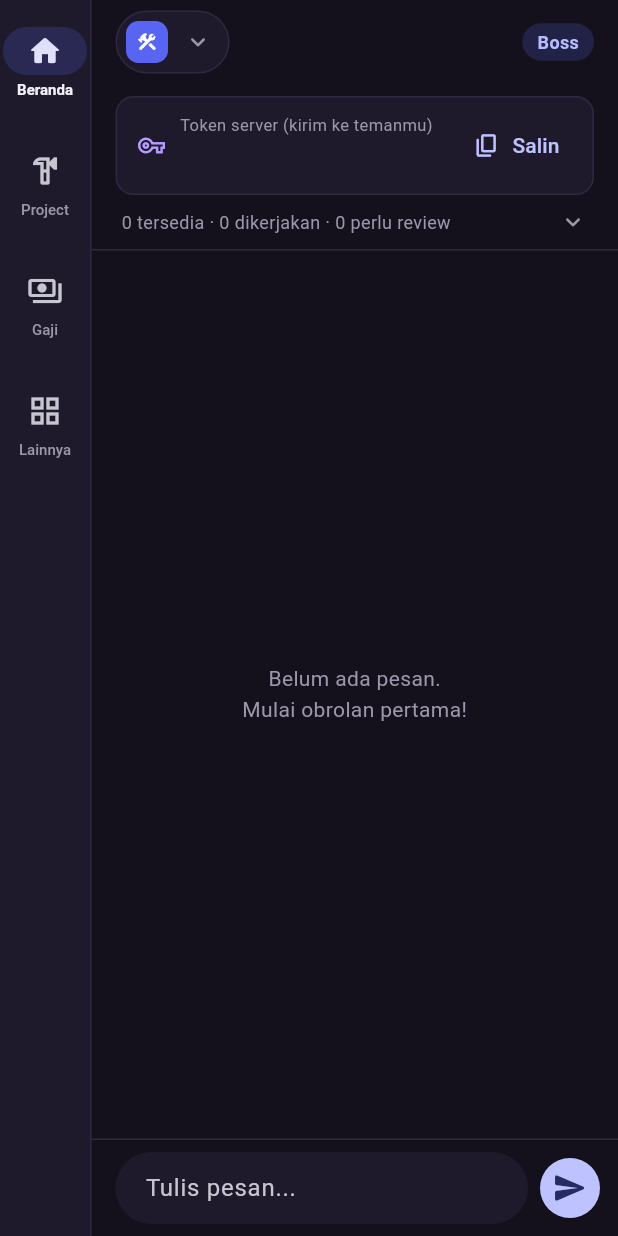
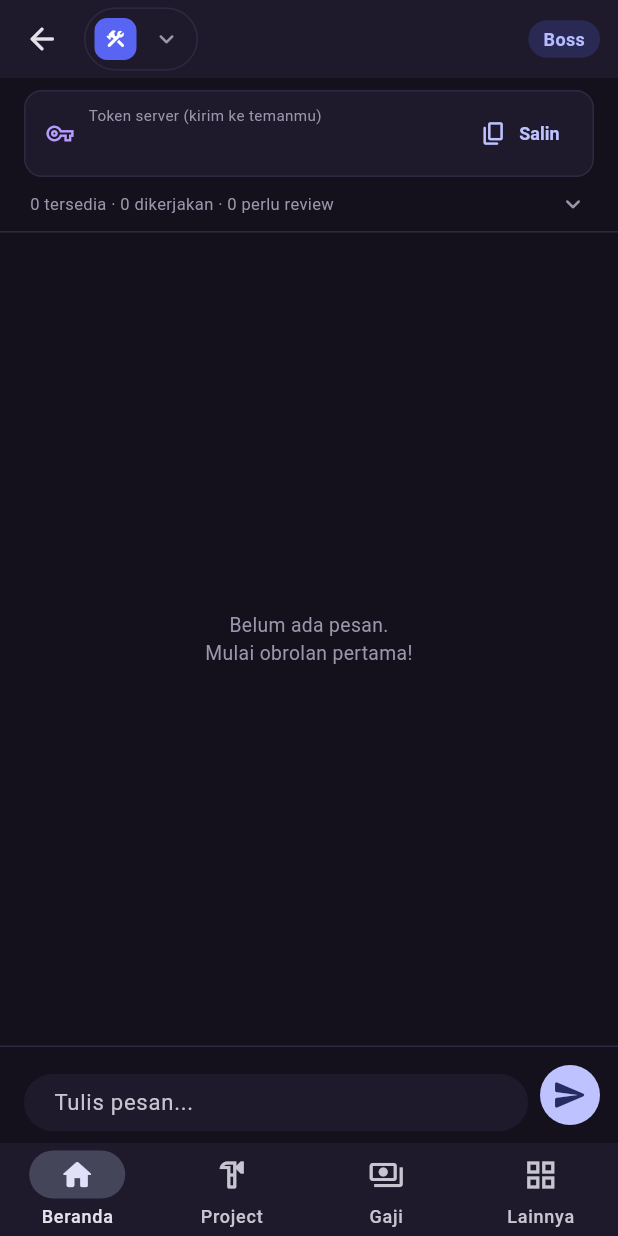
Before and after one commit to NoeiNon/RLink, a Flutter app: the ServerHomeScreen screen opened directly with empty values, on a phone screen of 412 x 824 dp. Run offline on Flutter 3.47's test engine with Material 3 defaults, Android fonts, the phone set to English and light mode, and no system bars; our stand-ins replace file_picker, shared_preferences, supabase_flutter; accounts and stored records are empty.

Commit message:
Dashboard server sidebar kiri model compact

```diff
--- a/lib/screens/server/server_home_screen.dart
+++ b/lib/screens/server/server_home_screen.dart
@@ -291,18 +291,77 @@ class _ServerHomeScreenState extends State<ServerHomeScreen> {
     );
   }
 
+  void _backToDashboard() {
+    if (Navigator.of(context).canPop()) {
+      Navigator.of(context).pop();
+    } else {
+      openStartScreen(context, widget.username);
+    }
+  }
+
   @override
   Widget build(BuildContext context) {
-    // Navigasi di samping penuh dari atas ke bawah; dropdown server dan
-    // lencana peran berada di sebelah kanan navigasi.
+    return LayoutBuilder(
+      builder: (context, box) {
+        final wide = box.maxWidth >= 760;
+        final content = _CompactScope(child: _buildPage());
+
+        // HP: navigasi bawah, dropdown server dan lencana peran di atas.
+        if (!wide) {
+          return Scaffold(
+            appBar: AppBar(
+              backgroundColor: AppColors.surface,
+              scrolledUnderElevation: 0,
+              toolbarHeight: 52,
+              leading: IconButton(
+                tooltip: 'Kembali ke beranda',
+                icon: const Icon(Icons.arrow_back_rounded),
+                onPressed: _backToDashboard,
+              ),
+              titleSpacing: 0,
+              centerTitle: false,
+              title: Align(
+                alignment: Alignment.centerLeft,
+                child: ServerSwitcher(
+                  username: widget.username,
+                  current: widget.server,
+                  memberships: _memberships,
+                ),
+              ),
+              actions: [
+                _RoleBadge(isAdmin: _isAdmin),
+                const SizedBox(width: 12),
+              ],
+            ),
+            body: SafeArea(child: content),
+            bottomNavigationBar: NavigationBar(
+              backgroundColor: AppColors.surface,
+              height: 62,
+              selectedIndex: _index,
+              onDestinationSelected: (value) => setState(() => _index = value),
+              labelBehavior: NavigationDestinationLabelBehavior.alwaysShow,
+              destinations: [
+                for (final d in _destinations)
+                  NavigationDestination(
+                    icon: Icon(d.icon),
+                    selectedIcon: Icon(d.selectedIcon),
+                    label: d.label,
+                  ),
+              ],
+            ),
+          );
+        }
+
+        // Layar lebar: sidebar kiri bergaya sama seperti beranda utama.
         return Scaffold(
           body: SafeArea(
             child: Row(
               children: [
-            _SideNav(
+                _ServerSidebar(
                   destinations: _destinations,
                   selectedIndex: _index,
                   onSelected: (value) => setState(() => _index = value),
+                  onBack: _backToDashboard,
                 ),
                 Expanded(
                   child: Column(
@@ -310,6 +369,7 @@ class _ServerHomeScreenState extends State<ServerHomeScreen> {
                       AppBar(
                         backgroundColor: Colors.transparent,
                         scrolledUnderElevation: 0,
+                        toolbarHeight: 52,
                         titleSpacing: 16,
                         centerTitle: false,
                         title: Align(
@@ -325,7 +385,7 @@ class _ServerHomeScreenState extends State<ServerHomeScreen> {
                           const SizedBox(width: 16),
                         ],
                       ),
-                  Expanded(child: _buildPage()),
+                      Expanded(child: content),
                     ],
                   ),
                 ),
@@ -333,64 +393,189 @@ class _ServerHomeScreenState extends State<ServerHomeScreen> {
             ),
           ),
         );
+      },
+    );
   }
 }
 
-/// Navigasi samping untuk semua tab (admin dan builder).
-class _SideNav extends StatelessWidget {
-  const _SideNav({
+/// Memadatkan isi tab server: teks sedikit lebih kecil, kepadatan komponen
+/// rapat, tombol dan kolom isian lebih pendek.
+class _CompactScope extends StatelessWidget {
+  const _CompactScope({required this.child});
+
+  final Widget child;
+
+  @override
+  Widget build(BuildContext context) {
+    final media = MediaQuery.of(context);
+    final base = Theme.of(context);
+    // Hormati ukuran teks sistem (aksesibilitas), lalu kecilkan sedikit.
+    final factor = media.textScaler.scale(14) / 14 * 0.92;
+
+    ButtonStyle compact(ButtonStyle? style) =>
+        (style ?? const ButtonStyle()).copyWith(
+          minimumSize: const WidgetStatePropertyAll(Size(0, 38)),
+          textStyle: const WidgetStatePropertyAll(
+            TextStyle(fontSize: 13, fontWeight: FontWeight.w600),
+          ),
+        );
+
+    return MediaQuery(
+      data: media.copyWith(textScaler: TextScaler.linear(factor)),
+      child: Theme(
+        data: base.copyWith(
+          visualDensity: VisualDensity.compact,
+          inputDecorationTheme: base.inputDecorationTheme.copyWith(
+            isDense: true,
+            contentPadding: const EdgeInsets.symmetric(
+              horizontal: 12,
+              vertical: 10,
+            ),
+          ),
+          filledButtonTheme: FilledButtonThemeData(
+            style: compact(base.filledButtonTheme.style),
+          ),
+          outlinedButtonTheme: OutlinedButtonThemeData(
+            style: compact(base.outlinedButtonTheme.style),
+          ),
+          textButtonTheme: TextButtonThemeData(
+            style: compact(base.textButtonTheme.style),
+          ),
+          listTileTheme: base.listTileTheme.copyWith(dense: true),
+        ),
+        child: child,
+      ),
+    );
+  }
+}
+
+/// Sidebar kiri layar server: tombol kembali ke beranda dan tab server.
+class _ServerSidebar extends StatelessWidget {
+  const _ServerSidebar({
     required this.destinations,
     required this.selectedIndex,
     required this.onSelected,
+    required this.onBack,
   });
 
   final List<_Destination> destinations;
   final int selectedIndex;
   final ValueChanged<int> onSelected;
+  final VoidCallback onBack;
 
   @override
   Widget build(BuildContext context) {
     return Container(
+      width: 200,
       decoration: const BoxDecoration(
         color: AppColors.surface,
         border: Border(right: BorderSide(color: Color(0xFF2E2942))),
       ),
-      child: LayoutBuilder(
-        builder: (context, constraints) => SingleChildScrollView(
-          child: ConstrainedBox(
-            constraints: BoxConstraints(minHeight: constraints.maxHeight),
-            child: IntrinsicHeight(
-              child: NavigationRail(
-                minWidth: 60,
-                selectedIndex: selectedIndex,
-                backgroundColor: Colors.transparent,
-                indicatorColor: const Color(0x335865F2),
-                labelType: NavigationRailLabelType.all,
-                selectedLabelTextStyle: const TextStyle(
-                  fontSize: 10,
-                  fontWeight: FontWeight.w700,
-                  color: AppColors.textPrimary,
-                ),
-                unselectedLabelTextStyle: const TextStyle(
-                  fontSize: 10,
-                  fontWeight: FontWeight.w500,
+      child: Column(
+        crossAxisAlignment: CrossAxisAlignment.stretch,
+        children: [
+          Padding(
+            padding: const EdgeInsets.fromLTRB(12, 14, 12, 6),
+            child: InkWell(
+              borderRadius: BorderRadius.circular(10),
+              onTap: onBack,
+              child: const Padding(
+                padding: EdgeInsets.symmetric(horizontal: 8, vertical: 9),
+                child: Row(
+                  children: [
+                    Icon(
+                      Icons.arrow_back_rounded,
+                      size: 18,
                       color: AppColors.textMuted,
                     ),
-                onDestinationSelected: onSelected,
-                destinations: [
-                  for (final d in destinations)
-                    NavigationRailDestination(
-                      padding: const EdgeInsets.symmetric(vertical: 10),
-                      icon: Icon(d.icon),
-                      selectedIcon: Icon(d.selectedIcon),
-                      label: Text(
-                        d.label,
-                        maxLines: 1,
-                        overflow: TextOverflow.ellipsis,
+                    SizedBox(width: 10),
+                    Text(
+                      'Beranda',
+                      style: TextStyle(
+                        color: AppColors.textMuted,
+                        fontSize: 13,
+                        fontWeight: FontWeight.w500,
                       ),
                     ),
                   ],
                 ),
+              ),
+            ),
+          ),
+          const Padding(
+            padding: EdgeInsets.fromLTRB(20, 10, 20, 6),
+            child: Text(
+              'SERVER',
+              style: TextStyle(
+                color: AppColors.textMuted,
+                fontSize: 10.5,
+                fontWeight: FontWeight.w700,
+                letterSpacing: 1.2,
+              ),
+            ),
+          ),
+          Expanded(
+            child: ListView(
+              padding: const EdgeInsets.symmetric(horizontal: 12),
+              children: [
+                for (var i = 0; i < destinations.length; i++)
+                  _ServerNavItem(
+                    destination: destinations[i],
+                    selected: i == selectedIndex,
+                    onTap: () => onSelected(i),
+                  ),
+              ],
+            ),
+          ),
+        ],
+      ),
+    );
+  }
+}
+
+class _ServerNavItem extends StatelessWidget {
+  const _ServerNavItem({
+    required this.destination,
+    required this.selected,
+    required this.onTap,
+  });
+
+  final _Destination destination;
+  final bool selected;
+  final VoidCallback onTap;
+
+  @override
+  Widget build(BuildContext context) {
+    final color = selected ? AppColors.textPrimary : AppColors.textMuted;
+    return Padding(
+      padding: const EdgeInsets.only(bottom: 4),
+      child: Material(
+        color: selected ? const Color(0x335865F2) : Colors.transparent,
+        borderRadius: BorderRadius.circular(10),
+        child: InkWell(
+          borderRadius: BorderRadius.circular(10),
+          onTap: onTap,
+          child: Padding(
+            padding: const EdgeInsets.symmetric(horizontal: 12, vertical: 10),
+            child: Row(
+              children: [
+                Icon(
+                  selected ? destination.selectedIcon : destination.icon,
+                  size: 18,
+                  color: selected ? AppColors.accent : color,
+                ),
+                const SizedBox(width: 12),
+                Expanded(
+                  child: Text(
+                    destination.label,
+                    style: TextStyle(
+                      color: color,
+                      fontSize: 13,
+                      fontWeight: selected ? FontWeight.w600 : FontWeight.w500,
+                    ),
+                  ),
+                ),
+              ],
             ),
           ),
         ),
```
Lines whose indentation alone changed are shown as unchanged.
